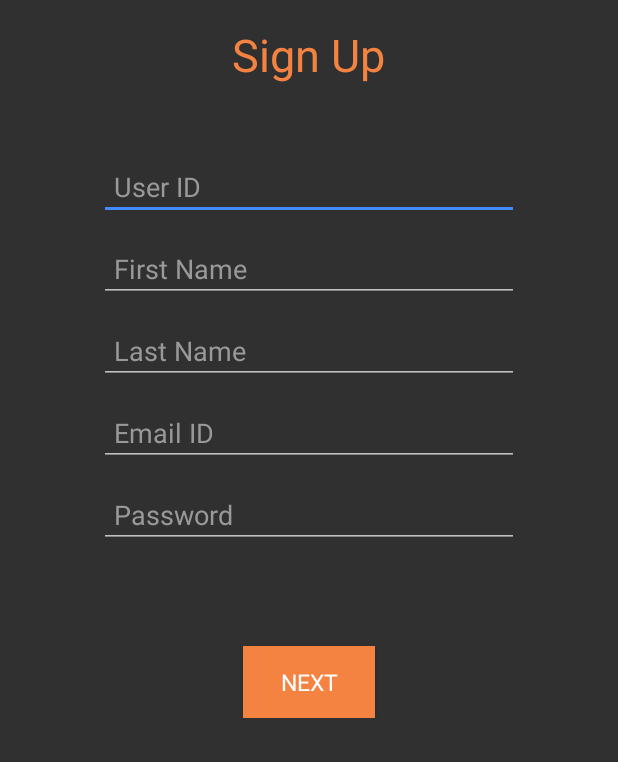
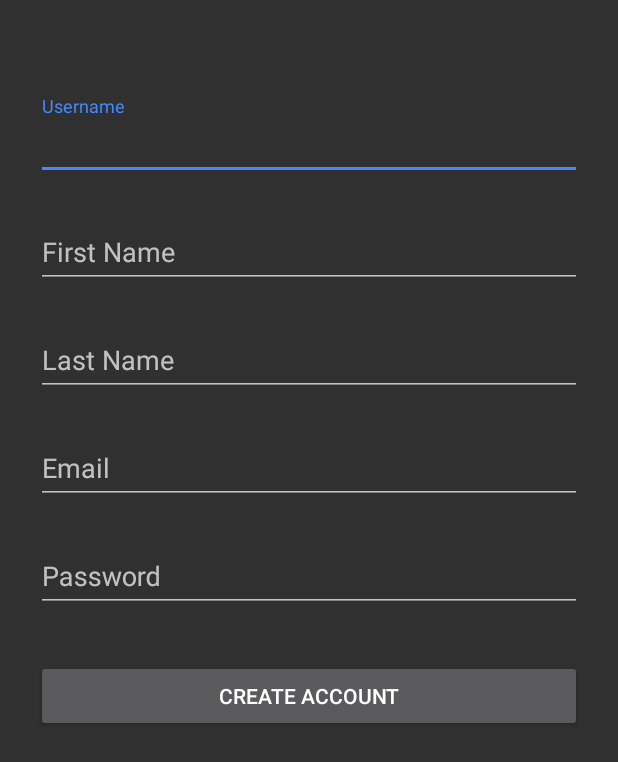
Before and after one commit to saurabhjn76/EventManager, an Android app: the RegisterActivity screen opened directly, with no data from a screen before it, on a phone screen of 412 x 824 dp. Shown: the top 762 px of the screen. Run offline under Robolectric (Android 15) with nearby library versions, the phone set to English and light mode, and no system bars; our stand-ins replace Firebase (no records; nobody signed in at launch, a user with empty details on screens opened directly), Volley; 1 statement that could not run was skipped.

Commit message:
Gui Changed

```diff
--- a/app/src/main/res/layout/activity_login.xml
+++ b/app/src/main/res/layout/activity_login.xml
@@ -21,19 +21,26 @@
 
     <ScrollView
         android:id="@+id/login_form"
-        android:layout_width="match_parent"
-        android:layout_height="match_parent">
+        xmlns:android="http://schemas.android.com/apk/res/android"
+        android:layout_width="fill_parent"
+        android:layout_height="fill_parent"
+        android:fitsSystemWindows="true">
 
         <LinearLayout
             android:id="@+id/email_login_form"
+            android:orientation="vertical"
             android:layout_width="match_parent"
             android:layout_height="wrap_content"
-            android:orientation="vertical">
+            android:paddingTop="56dp"
+            android:paddingLeft="24dp"
+            android:paddingRight="24dp"
+            >
 
             <android.support.design.widget.TextInputLayout
                 android:layout_width="match_parent"
-                android:layout_height="wrap_content">
-
+                android:layout_height="wrap_content"
+                android:layout_marginTop="8dp"
+                android:layout_marginBottom="8dp">
                 <AutoCompleteTextView
                     android:id="@+id/email"
                     android:layout_width="match_parent"
@@ -42,47 +49,47 @@
                     android:inputType="textEmailAddress"
                     android:maxLines="1"
                     android:singleLine="true" />
-
             </android.support.design.widget.TextInputLayout>
 
             <android.support.design.widget.TextInputLayout
                 android:layout_width="match_parent"
-                android:layout_height="wrap_content">
-
-                <EditText
-                    android:id="@+id/password"
+                android:layout_height="wrap_content"
+                android:layout_marginTop="8dp"
+                android:layout_marginBottom="8dp">
+                <EditText android:id="@+id/password"
                     android:layout_width="match_parent"
                     android:layout_height="wrap_content"
-                    android:hint="@string/prompt_password"
-                    android:imeActionId="@+id/login"
-                    android:imeActionLabel="@string/action_sign_in_short"
-                    android:imeOptions="actionUnspecified"
                     android:inputType="textPassword"
-                    android:maxLines="1"
-                    android:singleLine="true" />
+                    android:hint="Password"/>
+            </android.support.design.widget.TextInputLayout>
 
-            </android.support.design.widget.TextInputLayout>
             <LinearLayout
                 android:layout_width="match_parent"
                 android:layout_height="wrap_content"
                 android:orientation="horizontal"
                 android:padding="10dp">
-            <Button
-                android:id="@+id/email_sign_in_button"
-                style="?android:textAppearanceSmall"
-                android:layout_width="170dp"
-                android:layout_height="wrap_content"
-                android:layout_marginTop="16dp"
-                android:text="@string/action_sign_in"
-                android:textStyle="bold" />
-            <Button
-                android:layout_width="170dp"
-                android:layout_height="wrap_content"
-                android:id="@+id/email_sign_up_button"
-                android:layout_marginTop="16dp"
-                android:text="Sign Up"
-                android:gravity="center"
-                android:textStyle="bold"/>
+
+                <android.support.v7.widget.AppCompatButton
+                    android:id="@+id/email_sign_in_button"
+                    android:layout_width="wrap_content"
+                    android:layout_height="wrap_content"
+                    android:layout_marginTop="24dp"
+                    android:layout_marginBottom="24dp"
+                    android:layout_marginLeft="24dp"
+                    android:layout_marginRight="24dp"
+                    android:padding="12dp"
+                    android:text="Login"/>
+
+                <android.support.v7.widget.AppCompatButton
+                    android:id="@+id/email_sign_up_button"
+                    android:layout_width="wrap_content"
+                    android:layout_height="wrap_content"
+                    android:layout_marginTop="24dp"
+                    android:layout_marginBottom="24dp"
+                    android:layout_marginLeft="24dp"
+                    android:layout_marginRight="24dp"
+                    android:text="Register"/>
+
             </LinearLayout>
 
         </LinearLayout>
--- a/app/src/main/res/layout/activity_register.xml
+++ b/app/src/main/res/layout/activity_register.xml
@@ -1,141 +1,90 @@
-
+<?xml version="1.0" encoding="utf-8"?>
 <ScrollView
     xmlns:android="http://schemas.android.com/apk/res/android"
-    xmlns:tools="http://schemas.android.com/tools"
+    android:layout_width="fill_parent"
     android:layout_height="fill_parent"
-    android:layout_width="fill_parent"
-    android:orientation = "vertical"
+    android:fitsSystemWindows="true">
 
+    <LinearLayout
+        android:orientation="vertical"
+        android:layout_width="match_parent"
+        android:layout_height="wrap_content"
+        android:paddingTop="56dp"
+        android:paddingLeft="24dp"
+        android:paddingRight="24dp">
 
-    >
+        <!--  Name Label -->
+        <android.support.design.widget.TextInputLayout
+            android:layout_width="match_parent"
+            android:layout_height="wrap_content"
+            android:layout_marginTop="8dp"
+            android:layout_marginBottom="8dp">
+            <EditText android:id="@+id/editTextUserName"
+                android:layout_width="match_parent"
+                android:layout_height="wrap_content"
+                android:inputType="textCapWords"
+                android:hint="Username" />
+        </android.support.design.widget.TextInputLayout>
 
-    <LinearLayout xmlns:android="http://schemas.android.com/apk/res/android"
-        xmlns:tools="http://schemas.android.com/tools"
-        android:layout_width="fill_parent"
-        android:layout_height="fill_parent"
+        <android.support.design.widget.TextInputLayout
+            android:layout_width="match_parent"
+            android:layout_height="wrap_content"
+            android:layout_marginTop="8dp"
+            android:layout_marginBottom="8dp">
+            <EditText android:id="@+id/editTextFirstName"
+                android:layout_width="match_parent"
+                android:layout_height="wrap_content"
+                android:inputType="textCapWords"
+                android:hint="First Name" />
+        </android.support.design.widget.TextInputLayout>
 
+        <android.support.design.widget.TextInputLayout
+            android:layout_width="match_parent"
+            android:layout_height="wrap_content"
+            android:layout_marginTop="8dp"
+            android:layout_marginBottom="8dp">
+            <EditText android:id="@+id/editTextLastName"
+                android:layout_width="match_parent"
+                android:layout_height="wrap_content"
+                android:inputType="textCapWords"
+                android:hint="Last Name" />
+        </android.support.design.widget.TextInputLayout>
 
-        android:orientation="vertical"
+        <!-- Email Label -->
+        <android.support.design.widget.TextInputLayout
+            android:layout_width="match_parent"
+            android:layout_height="wrap_content"
+            android:layout_marginTop="8dp"
+            android:layout_marginBottom="8dp">
+            <EditText android:id="@+id/editTextEmail"
+                android:layout_width="match_parent"
+                android:layout_height="wrap_content"
+                android:inputType="textEmailAddress"
+                android:hint="Email" />
+        </android.support.design.widget.TextInputLayout>
 
-        android:paddingBottom="80dp"
-        android:paddingLeft="@dimen/activity_horizontal_margin"
-        android:paddingRight="@dimen/activity_horizontal_margin"
-        android:paddingTop="@dimen/activity_vertical_margin"
-        tools:context=".MainActivity">
-        <TextView
-            android:layout_width="wrap_content"
+        <!-- Password Label -->
+        <android.support.design.widget.TextInputLayout
+            android:layout_width="match_parent"
             android:layout_height="wrap_content"
-            android:layout_centerHorizontal="true"
-            android:textSize="30dp"
-            android:layout_gravity="center"
-            android:textColor="#f48342"
-            android:paddingBottom="20dp"
-            android:text="Sign Up"
-            android:id="@+id/textView" />
+            android:layout_marginTop="8dp"
+            android:layout_marginBottom="8dp">
+            <EditText android:id="@+id/editTextPassword"
+                android:layout_width="match_parent"
+                android:layout_height="wrap_content"
+                android:inputType="textPassword"
+                android:hint="Password"/>
+        </android.support.design.widget.TextInputLayout>
 
-        <EditText
-            android:id="@+id/editTextUsername"
+        <!-- Register Button -->
+        <android.support.v7.widget.AppCompatButton
+            android:id="@+id/buttonRegister"
             android:layout_width="fill_parent"
             android:layout_height="wrap_content"
-            android:fontFamily="segoe UI"
-            android:hint="User ID"
-            android:inputType="text"
-            android:layout_marginTop="25dp"
-            android:layout_marginLeft="50dp"
-            android:layout_marginRight="50dp"
-            android:maxLength="20"
-            android:padding="10dp"
-            android:singleLine="true"
-            android:textColor="#222222"
-            android:textColorHint="#999999" />
-
-        <EditText
-            android:id="@+id/editTextFirstName"
-            android:layout_width="fill_parent"
-            android:layout_height="wrap_content"
-            android:fontFamily="segoe UI"
-            android:layout_marginTop="10dp"
-            android:layout_marginLeft="50dp"
-            android:layout_marginRight="50dp"
-            android:hint="First Name"
-            android:inputType="text"
-            android:maxLength="20"
-            android:padding="10dp"
-            android:singleLine="true"
-            android:textColor="#222222"
-            android:textColorHint="#999999" />
-
-        <EditText
-            android:id="@+id/editTextLastName"
-            android:layout_width="fill_parent"
-            android:layout_height="wrap_content"
-            android:layout_marginLeft="50dp"
-            android:layout_marginRight="50dp"
-            android:fontFamily="segoe UI"
-            android:hint="Last Name"
-            android:inputType="text"
-            android:layout_marginTop="10dp"
-            android:maxLength="20"
-            android:padding="10dp"
-            android:singleLine="true"
-            android:textColor="#222222"
-            android:textColorHint="#999999" />
-
-
-
-        <EditText
-            android:id="@+id/editTextEmail"
-            android:layout_width="fill_parent"
-            android:layout_height="wrap_content"
-            android:layout_marginLeft="50dp"
-            android:inputType="textEmailAddress"
-            android:layout_marginRight="50dp"
-            android:fontFamily="segoe UI"
-            android:hint="Email ID"
-            android:layout_marginTop="10dp"
-
-            android:maxLength="200"
-            android:padding="10dp"
-            android:singleLine="true"
-            android:textColor="#222222"
-            android:textColorHint="#999999" />
-
-        <EditText
-            android:id="@+id/editTextPassword"
-            android:layout_width="fill_parent"
-            android:layout_height="wrap_content"
-            android:layout_marginTop="10dp"
-            android:layout_marginLeft="50dp"
-            android:layout_marginRight="50dp"
-            android:fontFamily="segoe UI"
-            android:hint="Password"
-            android:inputType="textPassword"
-            android:padding="10dp"
-            android:password="true"
-            android:textColor="#222222"
-            android:textColorHint="#999999" />
-
-
-
-
-        <Button
-            android:layout_marginTop="65dp"
-            android:id="@+id/buttonRegister"
-            android:layout_width="wrap_content"
-            android:layout_height="wrap_content"
-            android:background="#f48342"
-            android:fontFamily="segoe UI"
-            android:gravity="center"
-            android:onClick="clickNext"
-            android:textColor="#ffffff"
-            android:text="NEXT"
-            android:textSize="15sp"
-            android:textStyle="normal"
-            android:layout_gravity="center_horizontal" />
-
-
-
+            android:layout_marginTop="24dp"
+            android:layout_marginBottom="24dp"
+            android:padding="12dp"
+            android:text="Create Account"/>
 
     </LinearLayout>
-
 </ScrollView>
```
